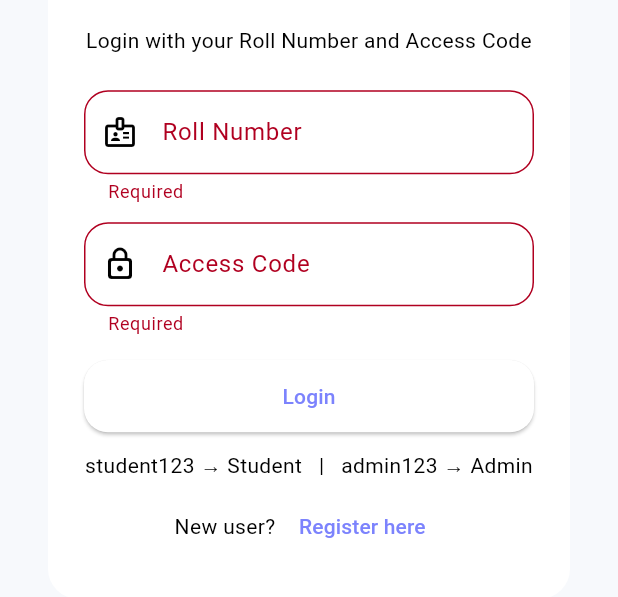
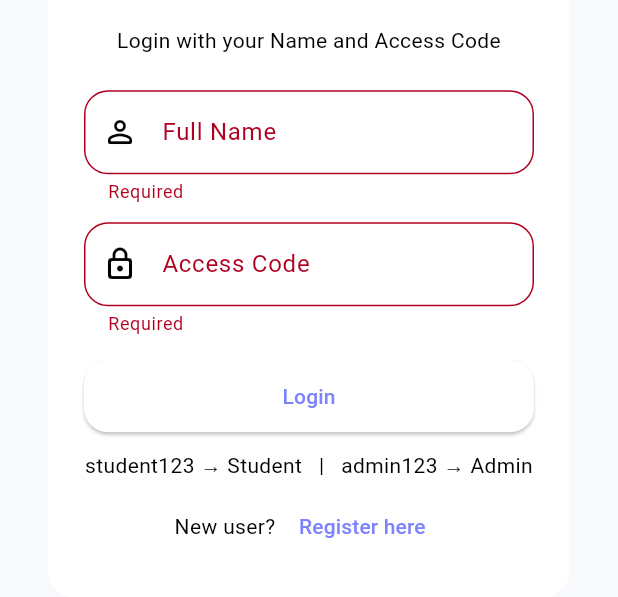
Before and after one commit to Spitmo/Studenthubtest, a Flutter app: the screen it shows after launch, after a tap on "Login", on a phone screen of 412 x 824 dp, the part 365-962 px from its top. Run offline on Flutter 3.47's test engine with Material 3 defaults, Android fonts, the light colour scheme and no system bars; our stand-ins replace connectivity_plus, curved_navigation_bar, equatable, firebase_core, firebase_messaging, flutter_local_notifications and 3 more; accounts and stored records are empty.

Commit message:
added login save

```diff
--- a/lib/main.dart
+++ b/lib/main.dart
@@ -1,14 +1,24 @@
 import 'package:flutter/material.dart';
 import 'package:provider/provider.dart';
+import 'package:firebase_core/firebase_core.dart';
 
 import 'services/supabase_service.dart';
 import 'src/app_theme.dart';
 import 'src/providers/auth_provider.dart';
 import 'src/providers/theme_provider.dart';
 import 'src/routes.dart';
+import 'firebase_options.dart';
+import 'src/services/notification_service.dart';
 
 void main() async {
   WidgetsFlutterBinding.ensureInitialized();
+  // Initialize Firebase for FCM (fixes: [core/no-app])
+  await Firebase.initializeApp(
+    options: DefaultFirebaseOptions.currentPlatform,
+  );
+  // Initialize local and push notifications
+  await NotificationService.initialize();
+  // Initialize Supabase
   await SupabaseService.initialize();
   runApp(const StudentHubApp());
 }
--- a/lib/src/providers/auth_provider.dart
+++ b/lib/src/providers/auth_provider.dart
@@ -75,14 +75,14 @@ class AuthProvider extends ChangeNotifier {
   }
 
   // Login with credentials (keeping existing system)
-  Future<void> login({required String rollNumber, required String accessCode}) async {
+  Future<void> login({required String name, required String accessCode}) async {
     _setLoading(true);
     _clearError();
 
     try {
       // Validate inputs
-      if (rollNumber.trim().isEmpty) {
-        throw ValidationException.emptyField('Roll Number');
+      if (name.trim().isEmpty) {
+        throw ValidationException.emptyField('Name');
       }
       if (accessCode.trim().isEmpty) {
         throw ValidationException.emptyField('Access Code');
@@ -100,10 +100,10 @@ class AuthProvider extends ChangeNotifier {
 
       // Create a mock user for the hardcoded system
       _currentUser = UserModel(
-        id: 'mock_${rollNumber}_${role.name}',
-        name: role == UserRole.admin ? 'Admin User' : 'Student User',
-        rollNumber: rollNumber,
-        email: '${rollNumber}@studenthub.com',
+        id: 'mock_${name.replaceAll(' ', '_').toLowerCase()}_${role.name}',
+        name: name.trim(),
+        rollNumber: name.trim(), // Use name as identifier
+        email: '${name.trim().replaceAll(' ', '.').toLowerCase()}@studenthub.com',
         role: role,
         isApproved: true,
         createdAt: DateTime.now(),
--- a/lib/src/routes.dart
+++ b/lib/src/routes.dart
@@ -31,6 +31,8 @@ class Routes {
   static Route<dynamic> onGenerateRoute(RouteSettings settings) {
     switch (settings.name) {
       case initial:
+        // Decide initial screen after restoring session
+        return _fade(const _InitialRouteDecider());
       case login:
         return _fade(const LoginScreen());
       case register:
@@ -51,6 +53,39 @@ class Routes {
       );
 }
 
+class _InitialRouteDecider extends StatefulWidget {
+  const _InitialRouteDecider();
+
+  @override
+  State<_InitialRouteDecider> createState() => _InitialRouteDeciderState();
+}
+
+class _InitialRouteDeciderState extends State<_InitialRouteDecider> {
+  bool _initialized = false;
+
+  @override
+  void didChangeDependencies() {
+    super.didChangeDependencies();
+    if (!_initialized) {
+      _initialized = true;
+      // Initialize auth on app start to restore session
+      final auth = context.read<AuthProvider>();
+      auth.initialize();
+    }
+  }
+
+  @override
+  Widget build(BuildContext context) {
+    final auth = context.watch<AuthProvider>();
+    if (!auth.isInitialized) {
+      return const Scaffold(
+        body: Center(child: CircularProgressIndicator()),
+      );
+    }
+    return Routes.getInitialScreen(auth);
+  }
+}
+
 class _AuthGate extends StatelessWidget {
   final Widget child;
   const _AuthGate({required this.child});
@@ -59,8 +94,8 @@ class _AuthGate extends StatelessWidget {
   Widget build(BuildContext context) {
     final auth = context.watch<AuthProvider>();
 
-    // Allow access to login and registration screens
-    if (child is LoginScreen || child is RegistrationScreen) return child;
+    // Allow access to login, registration, and initial-decider screens
+    if (child is LoginScreen || child is RegistrationScreen || child is _InitialRouteDecider) return child;
 
     // Check if user is logged in
     if (!auth.isLoggedIn || auth.currentUser == null) {
--- a/lib/src/screens/admin/admin_dashboard.dart
+++ b/lib/src/screens/admin/admin_dashboard.dart
@@ -167,7 +167,7 @@ class _AdminDashboardScreenState extends State<AdminDashboardScreen> {
                   ),
                 ),
                 Text(
-                  'Roll: ${auth.rollNumber ?? 'N/A'}',
+                  'Name: ${auth.userName ?? 'N/A'}',
                   style: Theme.of(context).textTheme.bodyMedium?.copyWith(
                     color: scheme.surface.withOpacity(0.8),
                   ),
--- a/lib/src/screens/auth/registration_screen.dart
+++ b/lib/src/screens/auth/registration_screen.dart
@@ -62,7 +62,7 @@ class _RegistrationScreenState extends State<RegistrationScreen> with SingleTick
 
       // For demo purposes, directly login with the provided credentials
       auth.login(
-        rollNumber: _rollController.text.trim(),
+        name: _nameController.text.trim(),
         accessCode: accessCode,
       );
 
--- a/lib/src/screens/login_screen.dart
+++ b/lib/src/screens/login_screen.dart
@@ -43,7 +43,7 @@ class _LoginScreenState extends State<LoginScreen> with SingleTickerProviderStat
     setState(() => _error = null);
     final auth = context.read<AuthProvider>();
     try {
-      await auth.login(rollNumber: _rollController.text.trim(), accessCode: _codeController.text.trim());
+      await auth.login(name: _rollController.text.trim(), accessCode: _codeController.text.trim());
       if (auth.role == UserRole.student) {
         if (!mounted) return;
         Navigator.of(context).pushReplacementNamed(Routes.student);
@@ -105,15 +105,15 @@ class _LoginScreenState extends State<LoginScreen> with SingleTickerProviderStat
                                     ],
                                   ),
                                   const SizedBox(height: 8),
-                                  Text('Login with your Roll Number and Access Code',
+                                  Text('Login with your Name and Access Code',
                                       textAlign: TextAlign.center,
                                       style: theme.textTheme.bodyMedium),
                                   const SizedBox(height: 24),
                                   TextFormField(
                                     controller: _rollController,
                                     decoration: const InputDecoration(
-                                      labelText: 'Roll Number',
-                                      prefixIcon: Icon(Icons.badge_outlined),
+                                      labelText: 'Full Name',
+                                      prefixIcon: Icon(Icons.person_outline_rounded),
                                     ),
                                     validator: (v) => (v == null || v.trim().isEmpty) ? 'Required' : null,
                                   ),
--- a/lib/src/screens/student/student_shell.dart
+++ b/lib/src/screens/student/student_shell.dart
@@ -208,7 +208,7 @@ class _StudentShellState extends State<StudentShell> {
                       ),
                     ),
                     Text(
-                      'Roll: ${auth.rollNumber ?? 'N/A'}',
+                      'Name: ${auth.userName ?? 'N/A'}',
                       style: TextStyle(
                         color: Colors.white.withOpacity(0.8),
                         fontSize: 14,
@@ -425,7 +425,7 @@ class _StudentShellState extends State<StudentShell> {
                   crossAxisAlignment: CrossAxisAlignment.start,
                   children: [
                     Text(
-                      'Welcome back!',
+                      'Welcome, ${auth.userName?.split(' ').first ?? 'Student'}',
                       style: TextStyle(
                         color: Colors.white,
                         fontSize: 20, // REDUCED FONT SIZE
@@ -434,7 +434,7 @@ class _StudentShellState extends State<StudentShell> {
                     ),
                     const SizedBox(height: 4),
                     Text(
-                      'Roll: ${auth.rollNumber ?? 'N/A'}',
+                      'Name: ${auth.userName ?? 'N/A'}',
                       style: TextStyle(
                         color: Colors.white.withOpacity(0.9),
                         fontSize: 14, // REDUCED FONT SIZE
--- a/lib/src/screens/student/tabs/profile_tab.dart
+++ b/lib/src/screens/student/tabs/profile_tab.dart
@@ -49,14 +49,14 @@ class ProfileTab extends StatelessWidget {
                   ),
                   const SizedBox(height: 16),
                   Text(
-                    'Student',
+                    auth.userName ?? 'Student',
                     style: Theme.of(context).textTheme.titleLarge?.copyWith(
                           fontWeight: FontWeight.bold,
                         ),
                   ),
                   const SizedBox(height: 4),
                   Text(
-                    'Roll Number: ${auth.rollNumber ?? 'N/A'}',
+                    'Name: ${auth.userName ?? 'N/A'}',
                     style: Theme.of(context).textTheme.bodyMedium?.copyWith(
                           color: scheme.onSurface.withOpacity(0.7),
                         ),
```
